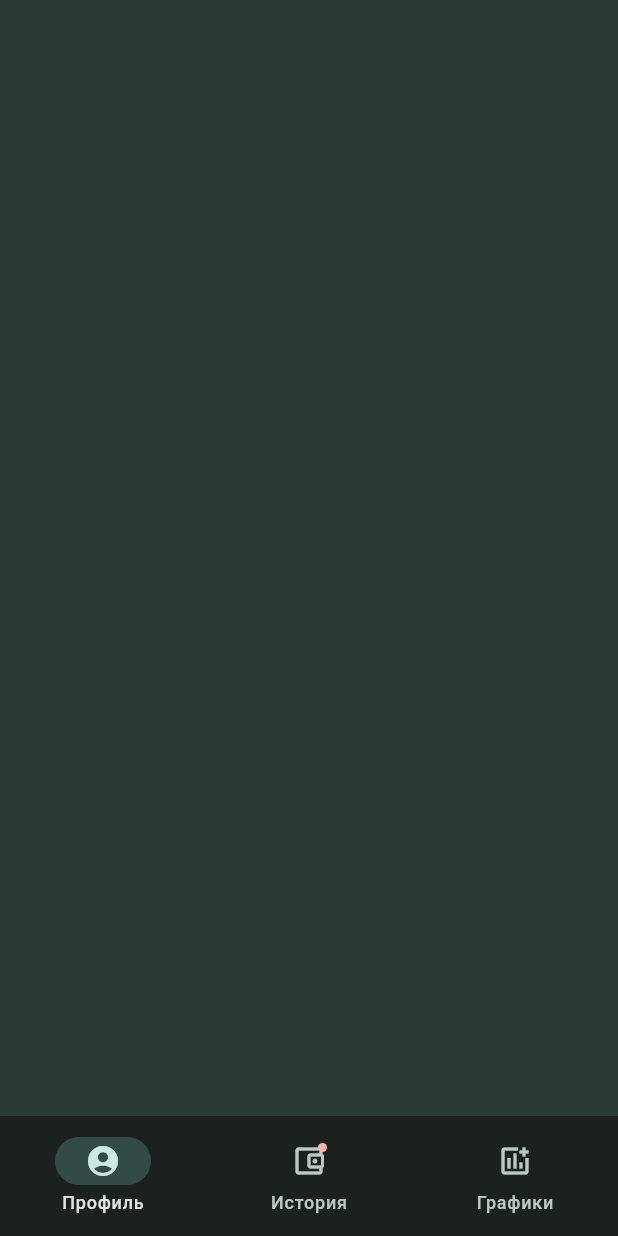
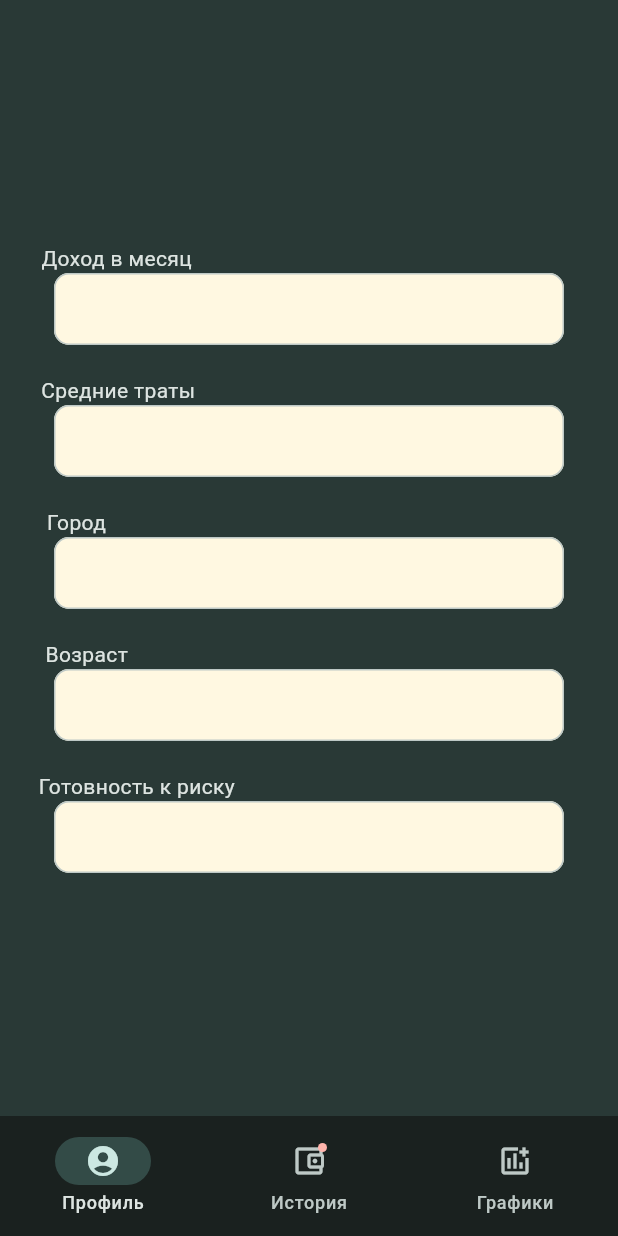
Before and after one commit to InnsmouthFisherman/CashFlow, a Flutter app: the screen it shows after launch, on a phone screen of 412 x 824 dp. Run offline on Flutter 3.47's test engine with Material 3 defaults, Android fonts, the phone set to English and light mode, and no system bars.

Commit message:
Update profile.dart

```diff
--- a/lib/pages/profile.dart
+++ b/lib/pages/profile.dart
@@ -1,13 +1,56 @@
 import 'package:flutter/material.dart';
-
 
 class Profile extends StatelessWidget {
   const Profile({super.key});
 
+
   @override
   Widget build(BuildContext context) {
-    return const Scaffold(
-        backgroundColor: Color(0xFF293936)
+    return Scaffold(
+      backgroundColor: const Color(0xFF293936),
+      body: Stack(
+        children: [
+          Column(
+            mainAxisAlignment: MainAxisAlignment.center,
+            children: [
+              buildInputContainer('Доход в месяц'),
+              buildInputContainer('Средние траты'),
+              buildInputContainer('Город'),
+              buildInputContainer('Возраст'),
+              buildInputContainer('Готовность к риску'),
+            ],
+          ),
+        ],
+      ),
+    );
+  }
+
+  // занести в один контейнер SDELANO
+  Padding buildInputContainer(String hintText) {
+    return Padding(
+      padding: const EdgeInsets.all(10),
+        child: Column (
+            children: [
+            Align(
+              alignment: const FractionalOffset(0.06, 0.0),
+              child: Text(hintText)
+            ),
+            SizedBox(
+              width: 340.0,
+              child: TextField(
+              style: const TextStyle(color: Color(0xFF293936)),
+              decoration: InputDecoration(
+                filled: true,
+                fillColor: Colors.amber[50],
+                contentPadding: const EdgeInsets.symmetric(horizontal: 10),
+                border: OutlineInputBorder(
+                  borderRadius: BorderRadius.circular(10),
+                ),
+              ),
+            ),
+          )
+        ]
+      )
     );
   }
 }
```
